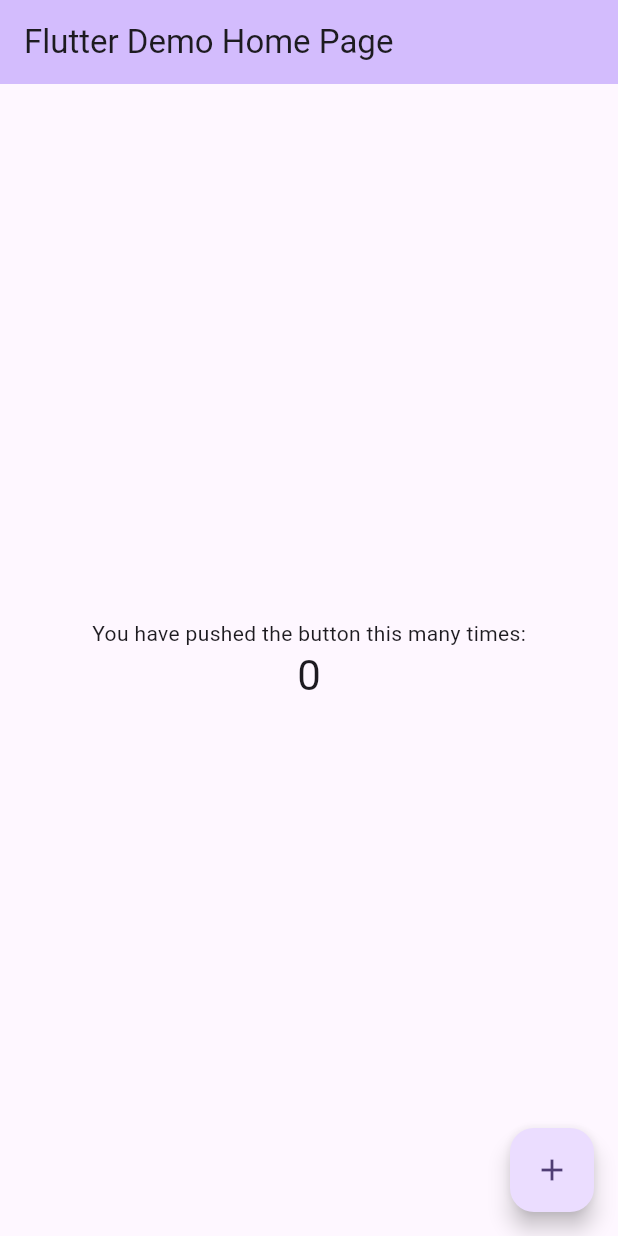
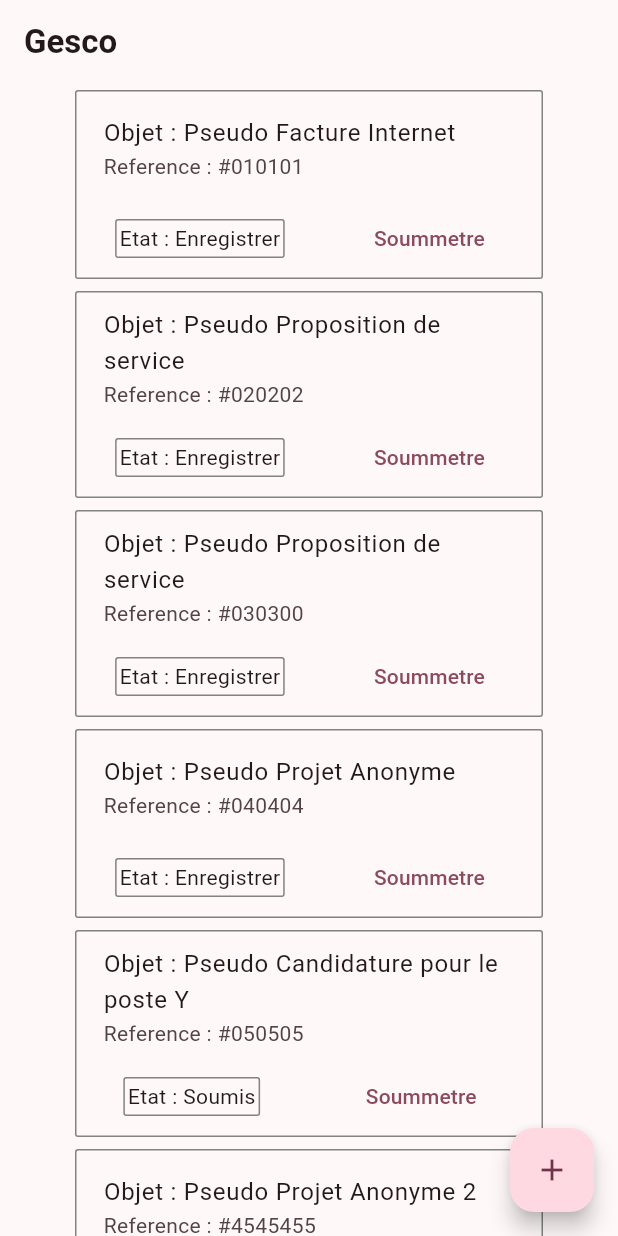
Before and after one commit to isaackunda/projet_x_clean_code_app, a Flutter app: the screen it shows after launch, on a phone screen of 412 x 824 dp. Run offline on Flutter 3.47's test engine with Material 3 defaults, Android fonts, the phone set to English and light mode, and no system bars.

Commit message:
last_update_courrier_module_0407200241424

```diff
--- a/lib/courriers/business/model/Courrier.dart
+++ b/lib/courriers/business/model/Courrier.dart
@@ -12,6 +12,7 @@ class Courrier {
   String destinataire;
   String type;
   String agent;
+  String etat;
   String dateEmission;
   String dateReception;
 
@@ -23,6 +24,7 @@ class Courrier {
     required this.destinataire,
     required this.type,
     required this.agent,
+    required this.etat,
     required this.dateEmission,
     required this.dateReception
   });
@@ -35,6 +37,7 @@ class Courrier {
     destinataire: json["destinataire"],
     type: json["type_id"],
     agent: json["user_id"],
+    etat: json["etat_id"],
     dateEmission: json["date_emis"],
     dateReception: json["date_recu"],
   );
@@ -47,6 +50,7 @@ class Courrier {
     "destinataire": destinataire,
     "type_id": type,
     "user_id": agent,
+    "etat_id": etat,
     "date_emis": dateEmission,
     "date_recu": dateReception,
   };
--- a/lib/courriers/ui/pages/CreerCourrierController.dart
+++ b/lib/courriers/ui/pages/CreerCourrierController.dart
@@ -2,6 +2,7 @@ import 'package:projet_x/courriers/business/model/Courrier.dart';
 import 'package:projet_x/courriers/ui/framework/CourrierServiceV1Impl.dart';
 
 class CreerCourrierController {
+
   void creerCourrier(Courrier data) {
     var fakeData = Courrier(
         ref: data.ref,
@@ -10,11 +11,17 @@ class CreerCourrierController {
         destinataire: data.destinataire,
         type: data.type,
         agent: data.agent,
-        dateEmission: "",
-        dateReception: ""
+        dateEmission: "04/07/2024",
+        dateReception: "04/07/2024",
+        etat: data.etat
     );
 
-    print(fakeData);
+    print(fakeData.objet);
+    print(fakeData.ref);
+    print(fakeData.expediteur);
+    print(fakeData.etat);
+    print(fakeData.agent);
+
     var service = CourrierServiceV1Impl();
     service.creerCourrier(fakeData);
   }
--- a/lib/courriers/ui/pages/CreerCourrierPage.dart
+++ b/lib/courriers/ui/pages/CreerCourrierPage.dart
@@ -55,8 +55,22 @@ class _CreerCourrierPageState extends State<CreerCourrierPage> {
 
   @override
   Widget build(BuildContext context) {
-    return Center(
-      child: Column(
+    return Scaffold(
+      appBar: AppBar(
+        //backgroundColor: Theme.of(context).colorScheme.inversePrimary,
+        title: const Text(
+          'Créer un courrier',
+          style: TextStyle(
+            fontFamily: 'Roboto',
+            fontWeight: FontWeight.w600,
+          ),
+          textAlign: TextAlign.center,
+        ),
+      ),
+      body: Center(
+        child: Container(
+          width: 300,
+          child: ListView(
             children: [
               //Objet
               TextFormField(
@@ -131,12 +145,7 @@ class _CreerCourrierPageState extends State<CreerCourrierPage> {
               ),
               //dateEmission
               InputDatePickerFormField(
-              firstDate: DateTime(2020), lastDate: DateTime(2024)),
-          const SizedBox(
-            height: 5,
-          ),
-          //dateReception
-          InputDatePickerFormField(
+                fieldLabelText: 'Date d\'emission du courrier',
                   firstDate: DateTime(2020), lastDate: DateTime(2024)),
               const SizedBox(
                 height: 5,
@@ -151,12 +160,15 @@ class _CreerCourrierPageState extends State<CreerCourrierPage> {
                         type: type,
                         agent: agent,
                         dateEmission: '',
-                    dateReception: '');
+                        dateReception: '',
+                        etat: 'Enregitrer');
                     var crtl = CreerCourrierController();
                     crtl.creerCourrier(data);
                   },
-              child: const Text('Enregistrer')),
+                  child: const Text('ENREGISTRER')),
             ],
+          ),
+        ),
       ),
     );
   }
--- a/lib/courriers/ui/pages/ListeCourrierController.dart
+++ b/lib/courriers/ui/pages/ListeCourrierController.dart
@@ -0,0 +1,21 @@
+import '../../business/model/Courrier.dart';
+
+class ListeCourrierController {
+
+  List<Courrier> fakeCourriers = [
+    Courrier(ref: '#010101', objet: "Pseudo Facture Internet", expediteur: 'ORANGE', destinataire: 'DG', type: 'ENTRANT', agent: 'Isaac Kunda', dateEmission: '04/07/2024', dateReception: '02/07/2024', etat: 'Enregistrer'),
+    Courrier(ref: '#020202', objet: "Pseudo Proposition de service", expediteur: 'ORANGE', destinataire: 'DG', type: 'ENTRANT', agent: 'Isaac Kunda', dateEmission: '04/07/2024', dateReception: '02/07/2024', etat: 'Enregistrer'),
+    Courrier(ref: '#030300', objet: "Pseudo Proposition de service", expediteur: 'ORANGE', destinataire: 'DG', type: 'ENTRANT', agent: 'Isaac Kunda', dateEmission: '04/07/2024', dateReception: '02/07/2024', etat: 'Enregistrer'),
+    Courrier(ref: '#040404', objet: "Pseudo Projet Anonyme", expediteur: 'ORANGE', destinataire: 'DG', type: 'ENTRANT', agent: 'Isaac Kunda', dateEmission: '04/07/2024', dateReception: '02/07/2024', etat: 'Enregistrer'),
+    Courrier(ref: '#050505', objet: "Pseudo Candidature pour le poste Y", expediteur: 'ORANGE', destinataire: 'DG', type: 'ENTRANT', agent: 'Isaac Kunda', dateEmission: '04/07/2024', dateReception: '02/07/2024', etat: 'Soumis'),
+    Courrier(ref: '#4545455', objet: "Pseudo Projet Anonyme 2", expediteur: 'ORANGE', destinataire: 'DG', type: 'ENTRANT', agent: 'Isaac Kunda', dateEmission: '04/07/2024', dateReception: '02/07/2024', etat: 'Soumis'),
+    Courrier(ref: '#464646', objet: "Pseudo Candidature pour le poste Z", expediteur: 'ORANGE', destinataire: 'DG', type: 'ENTRANT', agent: 'Isaac Kunda', dateEmission: '04/07/2024', dateReception: '02/07/2024', etat: 'Soumis'),
+    Courrier(ref: '#46464646', objet: "Pseudo Facture Courant", expediteur: 'ORANGE', destinataire: 'DG', type: 'ENTRANT', agent: 'Isaac Kunda', dateEmission: '04/07/2024', dateReception: '02/07/2024', etat: 'Enregistrer'),
+    Courrier(ref: '#464646464', objet: "Pseudo Facture Service", expediteur: 'ORANGE', destinataire: 'DG', type: 'ENTRANT', agent: 'Isaac Kunda', dateEmission: '04/07/2024', dateReception: '02/07/2024', etat: 'Enregistrer'),
+    Courrier(ref: '#464646466', objet: "Pseudo Candidature pour le poste X", expediteur: 'ORANGE', destinataire: 'DG', type: 'ENTRANT', agent: 'Isaac Kunda', dateEmission: '04/07/2024', dateReception: '02/07/2024', etat: 'Enregistrer'),
+    Courrier(ref: '#0000000', objet: "Lorem Ipsum 001", expediteur: 'ORANGE', destinataire: 'DG', type: 'ENTRANT', agent: 'Isaac Kunda', dateEmission: '04/07/2024', dateReception: '02/07/2024', etat: 'Enregistrer'),
+    Courrier(ref: '#0000000', objet: "Lorem Ipsum 002", expediteur: 'ORANGE', destinataire: 'DG', type: 'ENTRANT', agent: 'Isaac Kunda', dateEmission: '04/07/2024', dateReception: '02/07/2024', etat: 'Enregistrer'),
+    Courrier(ref: '#0000000000', objet: "Lorem Ipsum 003", expediteur: 'ORANGE', destinataire: 'DG', type: 'ENTRANT', agent: 'Isaac Kunda', dateEmission: '04/07/2024', dateReception: '02/07/2024', etat: 'Enregistrer'),
+  ];
+
+}
--- a/lib/courriers/ui/pages/ListeCourrierPage.dart
+++ b/lib/courriers/ui/pages/ListeCourrierPage.dart
@@ -0,0 +1,107 @@
+import 'package:flutter/foundation.dart';
+import 'package:flutter/material.dart';
+import 'package:projet_x/courriers/ui/pages/CreerCourrierPage.dart';
+
+import '../../business/model/Courrier.dart';
+import 'ListeCourrierController.dart';
+
+class ListeCourrierPage extends StatefulWidget {
+  const ListeCourrierPage({super.key});
+
+  @override
+  State<ListeCourrierPage> createState() => _ListeCourrierPageState();
+}
+
+class _ListeCourrierPageState extends State<ListeCourrierPage> {
+  List<Courrier> courriers = ListeCourrierController().fakeCourriers;
+
+  @override
+  Widget build(BuildContext context) {
+    return Scaffold(
+      appBar: AppBar(
+        //backgroundColor: Theme.of(context).colorScheme.inversePrimary,
+        title: const Text(
+          'Gesco',
+          style: TextStyle(
+            fontFamily: 'Roboto',
+            fontWeight: FontWeight.w600,
+          ),
+          textAlign: TextAlign.center,
+        ),
+      ),
+      body: Center(
+        child: Container(
+          width: 320,
+          child: ListView.builder(
+              physics: const BouncingScrollPhysics(),
+              itemCount: courriers.length,
+              itemBuilder: (BuildContext context, int index) {
+                return Container(
+                  decoration: BoxDecoration(
+                    //color: Colors.black26,
+                    borderRadius: const BorderRadius.all(Radius.circular(2)),
+                    border: Border.all(
+                        width: 1,
+                        color:
+                        const Color.fromARGB(250, 128, 128, 128)),
+                  ),
+                  padding: const EdgeInsets.all(2.0),
+                  margin: const EdgeInsets.all(4.0),
+                  child: Column(
+                    children: [
+                      ListTile(
+                        title: Text(
+                          'Objet : ${courriers[index].objet}',
+                          style: const TextStyle(
+                            fontFamily: 'Roboto',
+                          ),
+                        ),
+                        subtitle: Text(
+                          'Reference : ${courriers[index].ref}',
+                          style: const TextStyle(
+                            fontFamily: 'Roboto',
+                          ),
+                        ),
+                      ),
+                      Row(
+                        mainAxisAlignment: MainAxisAlignment.spaceAround,
+                        children: [
+                          Container(
+                            decoration: BoxDecoration(
+                              //color: Colors.black26,
+                              borderRadius: const BorderRadius.all(Radius.circular(2)),
+                              border: Border.all(
+                                  width: 1,
+                                  color:
+                                  const Color.fromARGB(250, 128, 128, 128)),
+                            ),
+                            padding: EdgeInsets.all(2.0),
+                            child: Text('Etat : ${courriers[index].etat}'),
+                          ),
+                          Container(
+                            child: TextButton(
+                                onPressed: () {
+                                  print('Esimbi');
+                                },
+                                child: Text('Soummetre')),
+                          ),
+                        ],
+                      ),
+                    ],
+                  ),
+                );
+              }),
+        ),
+      ),
+      floatingActionButton: FloatingActionButton(
+        onPressed: () {
+          Navigator.push(context, MaterialPageRoute(builder: (context) {
+            return const CreerCourrierPage();
+          }));
+        },
+        tooltip: 'Increment',
+        child: const Icon(Icons.add),
+      ),
+    );
+  }
+}
--- a/lib/courriers/ui/pages/ModifierCourrierPage.dart
+++ b/lib/courriers/ui/pages/ModifierCourrierPage.dart
@@ -0,0 +1,15 @@
+import 'package:flutter/material.dart';
+
+class ModifierCourrierPage extends StatefulWidget {
+  const ModifierCourrierPage({super.key});
+
+  @override
+  State<ModifierCourrierPage> createState() => _ModifierCourrierPageState();
+}
+
+class _ModifierCourrierPageState extends State<ModifierCourrierPage> {
+  @override
+  Widget build(BuildContext context) {
+    return const Placeholder();
+  }
+}
--- a/lib/main.dart
+++ b/lib/main.dart
@@ -1,4 +1,6 @@
 import 'package:flutter/material.dart';
+
+import 'courriers/ui/pages/ListeCourrierPage.dart';
 
 void main() {
   runApp(const MyApp());
@@ -11,115 +13,13 @@ class MyApp extends StatelessWidget {
   @override
   Widget build(BuildContext context) {
     return MaterialApp(
-      title: 'Flutter Demo',
+      debugShowCheckedModeBanner: false,
+      title: 'Gesco',
       theme: ThemeData(
-        // This is the theme of your application.
-        //
-        // TRY THIS: Try running your application with "flutter run". You'll see
-        // the application has a purple toolbar. Then, without quitting the app,
-        // try changing the seedColor in the colorScheme below to Colors.green
-        // and then invoke "hot reload" (save your changes or press the "hot
-        // reload" button in a Flutter-supported IDE, or press "r" if you used
-        // the command line to start the app).
-        //
-        // Notice that the counter didn't reset back to zero; the application
-        // state is not lost during the reload. To reset the state, use hot
-        // restart instead.
-        //
-        // This works for code too, not just values: Most code changes can be
-        // tested with just a hot reload.
-        colorScheme: ColorScheme.fromSeed(seedColor: Colors.deepPurple),
+        colorScheme: ColorScheme.fromSeed(seedColor: Colors.black),
         useMaterial3: true,
       ),
-      home: const MyHomePage(title: 'Flutter Demo Home Page'),
+      home: const ListeCourrierPage(),
     );
   }
 }
-
-class MyHomePage extends StatefulWidget {
-  const MyHomePage({super.key, required this.title});
-
-  // This widget is the home page of your application. It is stateful, meaning
-  // that it has a State object (defined below) that contains fields that affect
-  // how it looks.
-
-  // This class is the configuration for the state. It holds the values (in this
-  // case the title) provided by the parent (in this case the App widget) and
-  // used by the build method of the State. Fields in a Widget subclass are
-  // always marked "final".
-
-  final String title;
-
-  @override
-  State<MyHomePage> createState() => _MyHomePageState();
-}
-
-class _MyHomePageState extends State<MyHomePage> {
-  int _counter = 0;
-
-  void _incrementCounter() {
-    setState(() {
-      // This call to setState tells the Flutter framework that something has
-      // changed in this State, which causes it to rerun the build method below
-      // so that the display can reflect the updated values. If we changed
-      // _counter without calling setState(), then the build method would not be
-      // called again, and so nothing would appear to happen.
-      _counter++;
-    });
-  }
-
-  @override
-  Widget build(BuildContext context) {
-    // This method is rerun every time setState is called, for instance as done
-    // by the _incrementCounter method above.
-    //
-    // The Flutter framework has been optimized to make rerunning build methods
-    // fast, so that you can just rebuild anything that needs updating rather
-    // than having to individually change instances of widgets.
-    return Scaffold(
-      appBar: AppBar(
-        // TRY THIS: Try changing the color here to a specific color (to
-        // Colors.amber, perhaps?) and trigger a hot reload to see the AppBar
-        // change color while the other colors stay the same.
-        backgroundColor: Theme.of(context).colorScheme.inversePrimary,
-        // Here we take the value from the MyHomePage object that was created by
-        // the App.build method, and use it to set our appbar title.
-        title: Text(widget.title),
-      ),
-      body: Center(
-        // Center is a layout widget. It takes a single child and positions it
-        // in the middle of the parent.
-        child: Column(
-          // Column is also a layout widget. It takes a list of children and
-          // arranges them vertically. By default, it sizes itself to fit its
-          // children horizontally, and tries to be as tall as its parent.
-          //
-          // Column has various properties to control how it sizes itself and
-          // how it positions its children. Here we use mainAxisAlignment to
-          // center the children vertically; the main axis here is the vertical
-          // axis because Columns are vertical (the cross axis would be
-          // horizontal).
-          //
-          // TRY THIS: Invoke "debug painting" (choose the "Toggle Debug Paint"
-          // action in the IDE, or press "p" in the console), to see the
-          // wireframe for each widget.
-          mainAxisAlignment: MainAxisAlignment.center,
-          children: <Widget>[
-            const Text(
-              'You have pushed the button this many times:',
-            ),
-            Text(
-              '$_counter',
-              style: Theme.of(context).textTheme.headlineMedium,
-            ),
-          ],
-        ),
-      ),
-      floatingActionButton: FloatingActionButton(
-        onPressed: _incrementCounter,
-        tooltip: 'Increment',
-        child: const Icon(Icons.add),
-      ), // This trailing comma makes auto-formatting nicer for build methods.
-    );
-  }
-}
```
Lines whose indentation alone changed are shown as unchanged.
